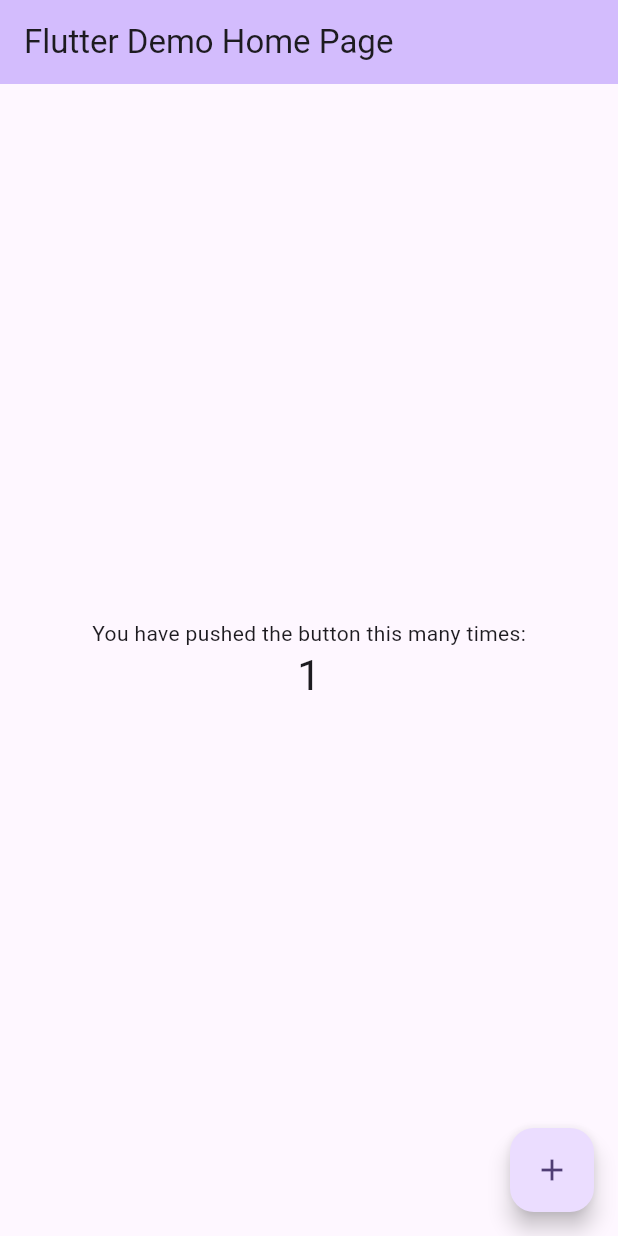
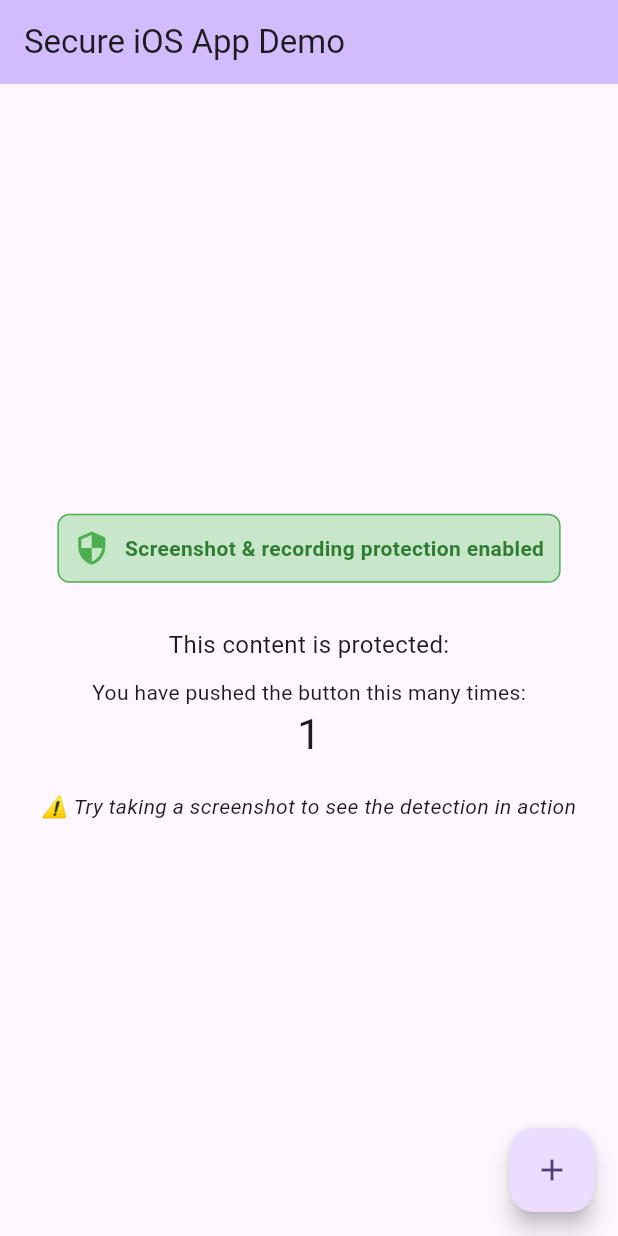
Before and after one commit to Abelboby/test_ios, a Flutter app: the screen it shows after launch, after a tap on the "add" icon, on a phone screen of 412 x 824 dp. Run offline on Flutter 3.47's test engine with Material 3 defaults, Android fonts, the phone set to English and light mode, and no system bars; missing offline and left inert: screen_protector.

Commit message:
Integrate screen protection features in main.dart and update dependencies
- Added screen_protector dependency version 1.4.2+1 in pubspec.yaml and pubspec.lock.
- Replaced SecureApplication with ScreenProtector in main.dart to enable screenshot and recording protection.
- Implemented methods to enable screen protection and detect screenshot attempts, updating UI to reflect security status.
- Cleaned up resources in dispose method to ensure proper functionality.

```diff
--- a/lib/main.dart
+++ b/lib/main.dart
@@ -1,5 +1,5 @@
 import 'package:flutter/material.dart';
-import 'package:secure_application/secure_application.dart';
+import 'package:screen_protector/screen_protector.dart';
 
 void main() {
   runApp(const MyApp());
@@ -33,47 +33,7 @@ class MyApp extends StatelessWidget {
         colorScheme: ColorScheme.fromSeed(seedColor: Colors.deepPurple),
         useMaterial3: true,
       ),
-      home: const SecureApplicationPage(),
-    );
-  }
-}
-
-class SecureApplicationPage extends StatefulWidget {
-  const SecureApplicationPage({super.key});
-
-  @override
-  State<SecureApplicationPage> createState() => _SecureApplicationPageState();
-}
-
-class _SecureApplicationPageState extends State<SecureApplicationPage> {
-  final secureApplicationController = SecureApplicationController();
-
-  @override
-  Widget build(BuildContext context) {
-    return SecureApplication(
-      secureApplicationController: secureApplicationController,
-      autoUnlockNative: true,
-      nativeRemoveDelay: 800,
-      onNeedUnlock: (secureApplicationController) async {
-        // Handle unlock if needed
-        return null;
-      },
-      child: SecureGate(
-        blurr: 30,
-        opacity: 0.2,
-        lockedBuilder: (context, secureNotifier) => const Material(
-          child: Center(
-            child: Text('App content hidden'),
-          ),
-        ),
-        child: Builder(
-          builder: (context) {
-            // Securing the application when the UI is built
-            SecureApplicationProvider.of(context)?.secure();
-            return const MyHomePage(title: 'Flutter Demo Home Page');
-          },
-        ),
-      ),
+      home: const MyHomePage(title: 'Secure iOS App Demo'),
     );
   }
 }
@@ -98,14 +58,51 @@ class MyHomePage extends StatefulWidget {
 
 class _MyHomePageState extends State<MyHomePage> {
   int _counter = 0;
+  bool _isSecured = false;
+  String _securityStatus = "Screen protection initializing...";
+
+  @override
+  void initState() {
+    super.initState();
+    _enableScreenProtection();
+    _detectScreenshots();
+  }
+
+  // Enable screenshot protection
+  Future<void> _enableScreenProtection() async {
+    try {
+      await ScreenProtector.preventScreenshotOn(); // Enable screenshot prevention
+      setState(() {
+        _isSecured = true;
+        _securityStatus = "Screenshot & recording protection enabled";
+      });
+    } catch (e) {
+      setState(() {
+        _securityStatus = "Failed to enable protection: $e";
+      });
+    }
+  }
+
+  // Detect screenshot attempts
+  void _detectScreenshots() {
+    ScreenProtector.setOnScreenshotTakenListener(() {
+      setState(() {
+        _securityStatus = "⚠️ SCREENSHOT DETECTED! ⚠️";
+      });
+
+      // Reset status message after 3 seconds
+      Future.delayed(const Duration(seconds: 3), () {
+        if (mounted) {
+          setState(() {
+            _securityStatus = "Screenshot & recording protection enabled";
+          });
+        }
+      });
+    });
+  }
 
   void _incrementCounter() {
     setState(() {
-      // This call to setState tells the Flutter framework that something has
-      // changed in this State, which causes it to rerun the build method below
-      // so that the display can reflect the updated values. If we changed
-      // _counter without calling setState(), then the build method would not be
-      // called again, and so nothing would appear to happen.
       _counter++;
     });
   }
@@ -147,12 +144,53 @@ class _MyHomePageState extends State<MyHomePage> {
           // wireframe for each widget.
           mainAxisAlignment: MainAxisAlignment.center,
           children: <Widget>[
+            Container(
+              padding: const EdgeInsets.all(10),
+              margin: const EdgeInsets.symmetric(horizontal: 20, vertical: 10),
+              decoration: BoxDecoration(
+                color: _isSecured ? Colors.green.shade100 : Colors.amber.shade100,
+                borderRadius: BorderRadius.circular(8),
+                border: Border.all(
+                  color: _isSecured ? Colors.green : Colors.amber,
+                ),
+              ),
+              child: Row(
+                mainAxisSize: MainAxisSize.min,
+                children: [
+                  Icon(
+                    _isSecured ? Icons.security : Icons.warning,
+                    color: _isSecured ? Colors.green : Colors.amber,
+                  ),
+                  const SizedBox(width: 10),
+                  Flexible(
+                    child: Text(
+                      _securityStatus,
+                      style: TextStyle(
+                        color: _isSecured ? Colors.green.shade800 : Colors.amber.shade800,
+                        fontWeight: FontWeight.bold,
+                      ),
+                    ),
+                  ),
+                ],
+              ),
+            ),
+            const SizedBox(height: 20),
+            const Text(
+              'This content is protected:',
+              style: TextStyle(fontSize: 16),
+            ),
+            const SizedBox(height: 10),
             const Text(
               'You have pushed the button this many times:',
             ),
             Text(
               '$_counter',
               style: Theme.of(context).textTheme.headlineMedium,
+            ),
+            const SizedBox(height: 20),
+            const Text(
+              '⚠️ Try taking a screenshot to see the detection in action',
+              style: TextStyle(fontStyle: FontStyle.italic),
             ),
           ],
         ),
@@ -164,4 +202,11 @@ class _MyHomePageState extends State<MyHomePage> {
       ), // This trailing comma makes auto-formatting nicer for build methods.
     );
   }
+
+  @override
+  void dispose() {
+    // Ensure we clean up resources
+    ScreenProtector.preventScreenshotOff();
+    super.dispose();
+  }
 }
--- a/pubspec.yaml
+++ b/pubspec.yaml
@@ -35,6 +35,7 @@ dependencies:
   # Use with the CupertinoIcons class for iOS style icons.
   cupertino_icons: ^1.0.8
   secure_application: ^3.8.0
+  screen_protector: ^1.3.0
 
 dev_dependencies:
   flutter_test:
```
Also changed, not shown: pubspec.lock.
